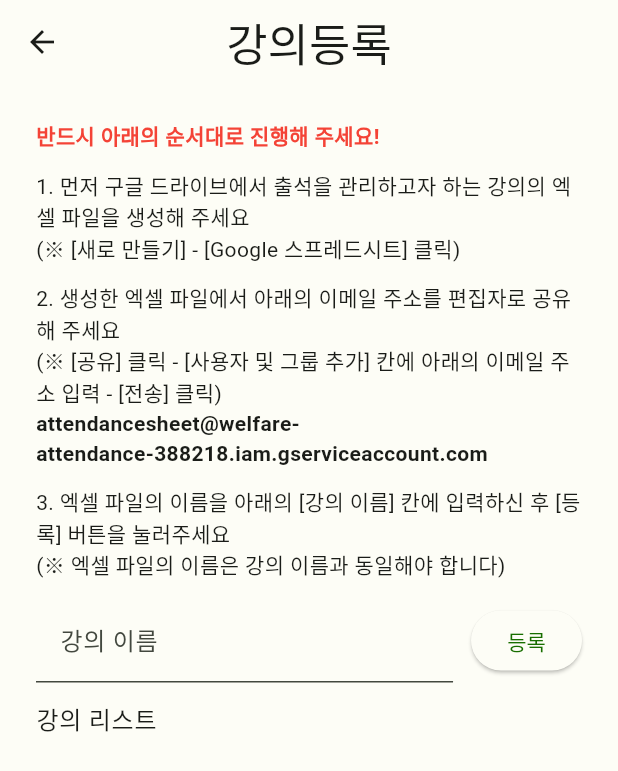
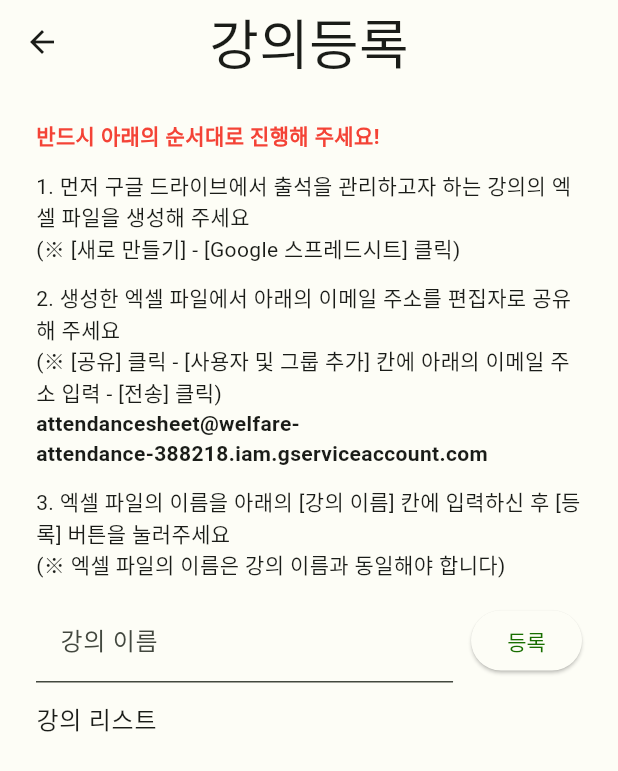
Before and after one commit to sehyeongcho/welfare_attendance_project, a Flutter app: the HomePage screen opened directly, after a tap on "강의등록", on a phone screen of 412 x 824 dp. Shown: the top 771 px of the screen. Run offline on Flutter 3.47's test engine with Material 2 defaults, Android fonts, the phone set to English and light mode, and no system bars; drawn by our look-alikes of modal_progress_hud_nsn; our stand-ins replace animated_text_kit, cloud_firestore, csv, firebase_auth, firebase_core, google_fonts and 5 more; missing offline and left inert: googleapis, gsheets, qr_code_scanner; accounts and stored records are empty; network calls fail; key blocks and very long unbroken strings in the code were emptied for the run.

Commit message:
design: change font of AppBar

```diff
--- a/lib/institution/detailpage.dart
+++ b/lib/institution/detailpage.dart
@@ -53,7 +53,10 @@ class _DetailPageState extends State<DetailPage> {
       // ),
       appBar: AppBar(
         centerTitle: true,
-        title: const Text('강사정보'),
+        title: Text(
+          '강사정보',
+          style: Theme.of(context).textTheme.titleMedium,
+        ),
         actions: <Widget>[
           // When you click the pencil icon(Icons.create), you can modify(update) the information of the item
           IconButton(
--- a/lib/institution/editteacherpage.dart
+++ b/lib/institution/editteacherpage.dart
@@ -51,7 +51,10 @@ class _EditTeacherPageState extends State<EditTeacherPage> {
     return Scaffold(
       appBar: AppBar(
         centerTitle: true,
-        title: const Text('강사수정'),
+        title: Text(
+          '강사수정',
+          style: Theme.of(context).textTheme.titleMedium,
+        ),
       ),
       body: GestureDetector(
         onTap: () {
--- a/lib/institution/hompage.dart
+++ b/lib/institution/hompage.dart
@@ -70,7 +70,10 @@ class _HomePageState extends State<HomePage> {
       child: Scaffold(
         appBar: AppBar(
           centerTitle: true,
-          title: const Text('강사목록'),
+          title: Text(
+            '강사목록',
+            style: Theme.of(context).textTheme.titleMedium,
+          ),
           leading: IconButton(
             icon: const Icon(
               Icons.person,
--- a/lib/institution/loginpage.dart
+++ b/lib/institution/loginpage.dart
@@ -133,7 +133,10 @@ class _LoginPageState extends State<LoginPage> {
     return Scaffold(
       appBar: AppBar(
         centerTitle: true,
-        title: const Text('로그인'),
+        title: Text(
+          '로그인',
+          style: Theme.of(context).textTheme.titleMedium,
+        ),
         actions: <Widget>[
           IconButton(
             icon: const Icon(
--- a/lib/institution/registerclasspage.dart
+++ b/lib/institution/registerclasspage.dart
@@ -68,7 +68,10 @@ class _RegisterClassPageState extends State<RegisterClassPage> {
     return Scaffold(
       appBar: AppBar(
         centerTitle: true,
-        title: const Text('강의등록'),
+        title: Text(
+          '강의등록',
+          style: Theme.of(context).textTheme.titleMedium,
+        ),
       ),
       body: ModalProgressHUD(
         inAsyncCall: showspiner,
--- a/lib/institution/registerteacherpage.dart
+++ b/lib/institution/registerteacherpage.dart
@@ -51,7 +51,10 @@ class _RegisterTeacherPageState extends State<RegisterTeacherPage> {
     return Scaffold(
       appBar: AppBar(
         centerTitle: true,
-        title: const Text('강사등록'),
+        title: Text(
+          '강사등록',
+          style: Theme.of(context).textTheme.titleMedium,
+        ),
       ),
       body: GestureDetector(
         onTap: () {
--- a/lib/profilepage.dart
+++ b/lib/profilepage.dart
@@ -46,7 +46,10 @@ class ProfilePage extends StatelessWidget {
     return Scaffold(
       appBar: AppBar(
         centerTitle: true,
-        title: const Text('프로필'),
+        title: Text(
+          '프로필',
+          style: Theme.of(context).textTheme.titleMedium,
+        ),
         actions: <Widget>[
           IconButton(
             icon: const Icon(
--- a/lib/teacher/homepage.dart
+++ b/lib/teacher/homepage.dart
@@ -64,7 +64,10 @@ class _HomePageState extends State<HomePage> {
       child: Scaffold(
         appBar: AppBar(
           centerTitle: true,
-          title: const Text('강의목록'),
+          title: Text(
+            '강의목록',
+            style: Theme.of(context).textTheme.titleMedium,
+          ),
           leading: IconButton(
             icon: const Icon(
               Icons.person,
--- a/lib/teacher/loginpage.dart
+++ b/lib/teacher/loginpage.dart
@@ -122,7 +122,10 @@ class _LoginPageState extends State<LoginPage> {
     return Scaffold(
       appBar: AppBar(
         centerTitle: true,
-        title: const Text('로그인'),
+        title: Text(
+          '로그인',
+          style: Theme.of(context).textTheme.titleMedium,
+        ),
         actions: <Widget>[
           IconButton(
             icon: const Icon(
```
Also changed, not shown: lib/main.dart (+9 -6 lines).
